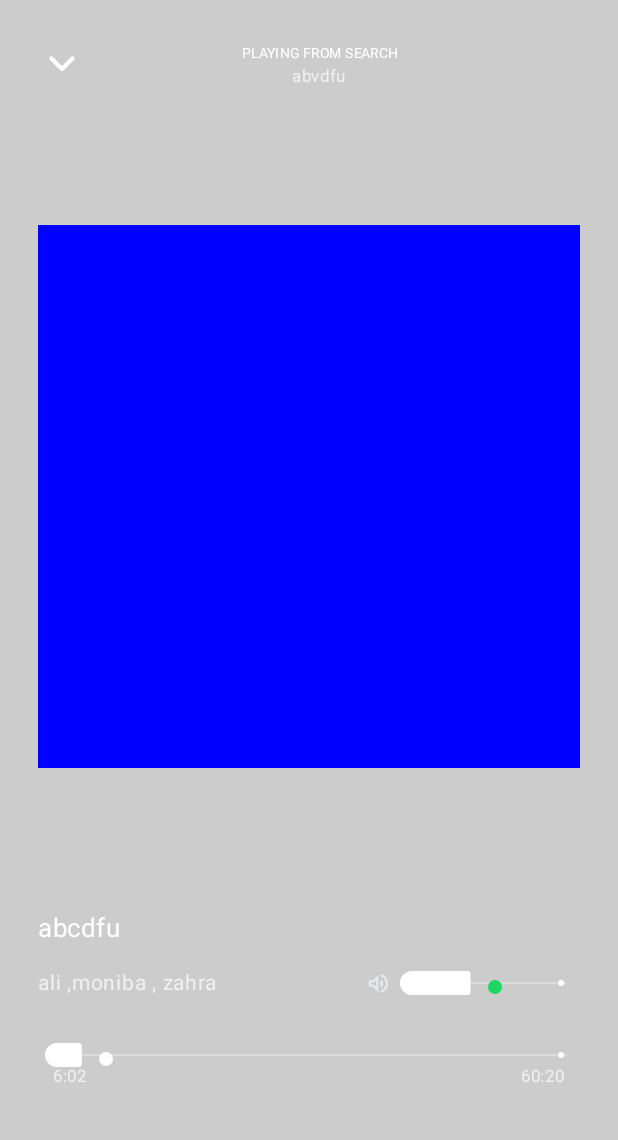
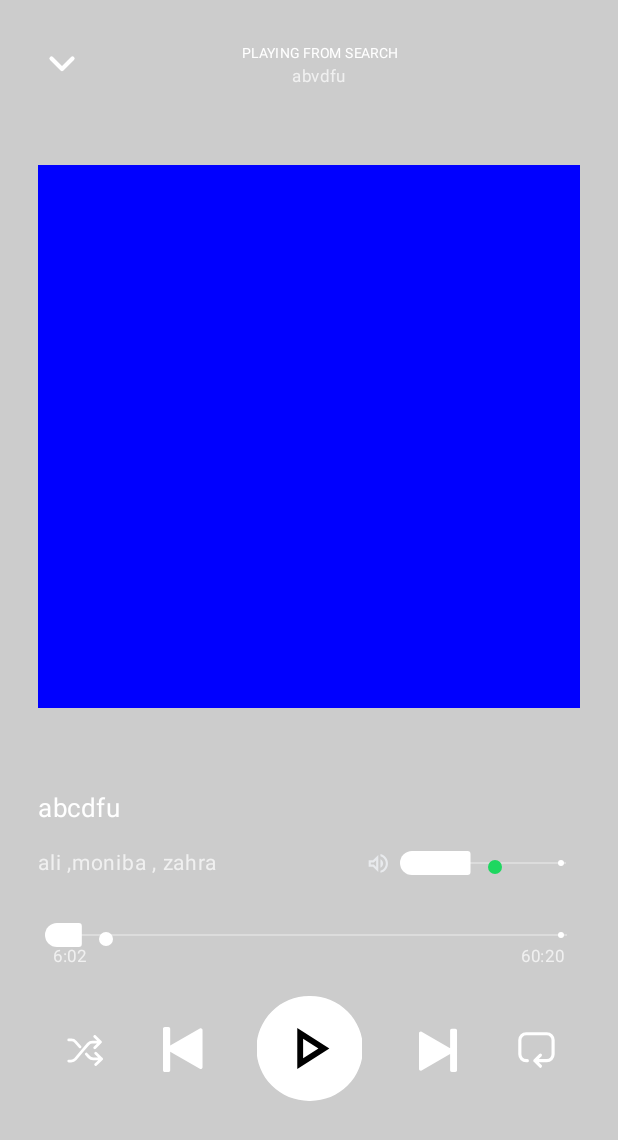
Before and after one commit to im-ali-f/spotify, an Android app built with Jetpack Compose: the HomeComp screen opened through its navigation route, on a phone screen of 412 x 824 dp. Shown: the top 1140 px of the screen. Run offline under Robolectric (Android 15) with nearby library versions, the phone set to English and light mode, and no system bars; our stand-ins replace Shimmer; libraries missing offline, so code that uses them is left out: com.spotify.android, com.spotify.protocol; pictures from the network do not load; 2 statements that could not run were skipped.

Commit message:
fix lots of things like skd

```diff
--- a/app/src/main/java/com/example/techsrcstudioc/Data/VMs/TrackViewModel.kt
+++ b/app/src/main/java/com/example/techsrcstudioc/Data/VMs/TrackViewModel.kt
@@ -56,7 +56,33 @@ class TrackViewModel(
     )
 
     var muted by mutableStateOf(false)
+    var shuffle by mutableStateOf(false)
+    var repeatNum by mutableStateOf(1)
+    var playing by mutableStateOf(false)
+
+
+
     var voloume by mutableStateOf(0.5f)
     var trackListened by mutableStateOf(0.1f)
 
+    var duration by mutableStateOf( 3620)
+    var mins by mutableStateOf(duration / 60)
+    var seconds by mutableStateOf(duration % 60)
+
+    fun calculatepassedTime(): String {
+        // Ensure trackListened is within the valid range (0.0 to 1.0)
+        val trackListenedPercentage = trackListened.coerceIn(0.0f, 1.0f)
+
+        // Calculate the passed time in milliseconds
+        val passedTimeMillis = (trackListenedPercentage * duration).toInt()
+
+        // Convert the passed time into minutes and seconds
+        val mins = (passedTimeMillis / 60).toInt()
+        val seconds = (passedTimeMillis % 60).toInt()
+
+        // Return formatted time as "minutes:seconds"
+        return String.format("%d:%02d", mins, seconds)
+
+    }
+
 }
--- a/app/src/main/java/com/example/techsrcstudioc/MainActivity.kt
+++ b/app/src/main/java/com/example/techsrcstudioc/MainActivity.kt
@@ -48,6 +48,7 @@ class MainActivity : ComponentActivity() {
     //dependency for permission + handle if not granted
     val TAG = "MainActivity -->"
     private val clientId = "36ec84b682f44b089afb62e40fd0e693"
+    //private val redirectUri = "http://192.168.1.103:3000/api/auth/spotify/callback"
     private val redirectUri = "http://192.168.1.103:3000"
 
     private var spotifyAppRemote: SpotifyAppRemote? = null
--- a/app/src/main/java/com/example/techsrcstudioc/TrackComp/TrackComp.kt
+++ b/app/src/main/java/com/example/techsrcstudioc/TrackComp/TrackComp.kt
@@ -5,6 +5,7 @@ import android.media.AudioManager
 import android.media.MediaPlayer
 import android.util.Log
 import android.widget.Toast
+import androidx.compose.foundation.Image
 import androidx.compose.foundation.background
 import androidx.compose.foundation.interaction.MutableInteractionSource
 import androidx.compose.foundation.layout.Arrangement
@@ -53,6 +54,7 @@ import androidx.compose.runtime.setValue
 import androidx.compose.ui.Alignment
 import androidx.compose.ui.Modifier
 import androidx.compose.ui.graphics.Color
+import androidx.compose.ui.layout.ContentScale
 import androidx.compose.ui.platform.LocalConfiguration
 import androidx.compose.ui.platform.LocalContext
 import androidx.compose.ui.platform.LocalDensity
@@ -67,12 +69,15 @@ import androidx.compose.ui.unit.dp
 import androidx.compose.ui.unit.sp
 import com.example.techsrcstudioc.Data.VMs.TrackViewModel
 import com.example.techsrcstudioc.R
+import com.example.techsrcstudioc.ui.theme.activatedBTN
 
 import com.example.techsrcstudioc.ui.theme.lightWhiteFontColor
 import com.example.techsrcstudioc.ui.theme.progressColor
 import com.example.techsrcstudioc.ui.theme.secondaryIconWhiteColor
+import com.example.techsrcstudioc.ui.theme.selectedBottomIcon
 import com.example.techsrcstudioc.ui.theme.thumbColor
 import com.example.techsrcstudioc.ui.theme.unProgressColor
+import com.example.techsrcstudioc.ui.theme.unselectedBottomIcon
 
 import com.spotify.android.appremote.api.ConnectionParams;
 import com.spotify.android.appremote.api.Connector;
@@ -87,7 +92,7 @@ import kotlinx.coroutines.launch
 @SuppressLint("UnusedMaterialScaffoldPaddingParameter", "UnrememberedMutableInteractionSource")
 @OptIn(ExperimentalMaterial3Api::class)
 @Composable
-fun TrackComp(contentPadding: PaddingValues , trackModel: TrackViewModel) {
+fun TrackComp(contentPadding: PaddingValues, trackModel: TrackViewModel) {
     val screenWidth = LocalConfiguration.current.screenWidthDp
     val screenHeight = LocalConfiguration.current.screenHeightDp
     val sheetState = rememberModalBottomSheetState(skipPartiallyExpanded = true)
@@ -179,7 +184,8 @@ fun TrackComp(contentPadding: PaddingValues , trackModel: TrackViewModel) {
                         Column(
                             Modifier
                                 .fillMaxWidth()
-                                .padding(bottom = 80.dp)) {
+                                .padding(bottom = 80.dp)
+                        ) {
                             Row(
                                 Modifier.fillMaxWidth(),
                                 verticalAlignment = Alignment.CenterVertically,
@@ -208,46 +214,51 @@ fun TrackComp(contentPadding: PaddingValues , trackModel: TrackViewModel) {
                                     color = lightWhiteFontColor
                                 )
 
-                                Row (Modifier.fillMaxWidth(), verticalAlignment = Alignment.CenterVertically){
+                                Row(
+                                    Modifier.fillMaxWidth(),
+                                    verticalAlignment = Alignment.CenterVertically
+                                ) {
                                     IconButton(
                                         modifier = Modifier
                                             .size(20.dp),
                                         onClick = {
-                                            if(trackModel.muted){
+                                            if (trackModel.muted) {
                                                 trackModel.muted = false
                                                 trackModel.voloume = 0.5f
-                                            }else{
+                                            } else {
                                                 trackModel.muted = true
                                                 trackModel.voloume = 0f
                                             }
                                         }) {
                                         Icon(
                                             modifier = Modifier.size(18.dp),
-                                            painter = painterResource(id = if(trackModel.muted) R.drawable.volume_off else R.drawable.volume_on),
+                                            painter = painterResource(id = if (trackModel.muted) R.drawable.volume_off else R.drawable.volume_on),
                                             contentDescription = null,
                                             tint = secondaryIconWhiteColor
                                         )
                                     }
                                     val interactionSource = MutableInteractionSource()
-                                    Box(contentAlignment = Alignment.Center){
-                                        Row (
+                                    Box(contentAlignment = Alignment.Center) {
+                                        Row(
                                             Modifier
                                                 .fillMaxWidth(0.85f)
                                                 .height(1.5.dp)
                                                 .background(
                                                     unProgressColor
-                                                )){}
+                                                )
+                                        ) {}
                                         androidx.compose.material3.Slider(
-                                            modifier = Modifier.semantics { contentDescription = "Localized Description" },
+                                            modifier = Modifier.semantics {
+                                                contentDescription = "Localized Description"
+                                            },
                                             value = trackModel.voloume,
                                             onValueChange = { trackModel.voloume = it },
                                             valueRange = 0f..1f,
                                             interactionSource = interactionSource,
                                             onValueChangeFinished = {
-                                                if(trackModel.voloume == 0f){
+                                                if (trackModel.voloume == 0f) {
                                                     trackModel.muted = true
-                                                }
-                                                else{
+                                                } else {
                                                     trackModel.muted = false
                                                 }
                                             },
@@ -266,9 +277,11 @@ fun TrackComp(contentPadding: PaddingValues , trackModel: TrackViewModel) {
                                             thumb = {
                                                 androidx.compose.material3.SliderDefaults.Thumb( //androidx.compose.material3.SliderDefaults
                                                     interactionSource = interactionSource,
-                                                    thumbSize = DpSize(9.dp,9.dp),
-                                                    modifier = Modifier.offset(y=6.dp, x = 5.dp),
-                                                    colors = SliderColors(thumbColor = thumbColor,activeTrackColor = progressColor,
+                                                    thumbSize = DpSize(9.dp, 9.dp),
+                                                    modifier = Modifier.offset(y = 6.dp, x = 5.dp),
+                                                    colors = SliderColors(
+                                                        thumbColor = thumbColor,
+                                                        activeTrackColor = progressColor,
                                                         activeTickColor = Color.Transparent,
                                                         inactiveTrackColor = Color.Transparent,
                                                         inactiveTickColor = Color.Transparent,
@@ -276,7 +289,8 @@ fun TrackComp(contentPadding: PaddingValues , trackModel: TrackViewModel) {
                                                         disabledActiveTrackColor = Color.Transparent,
                                                         disabledThumbColor = Color.Transparent,
                                                         disabledActiveTickColor = Color.Transparent,
-                                                        disabledInactiveTickColor = Color.Transparent,)
+                                                        disabledInactiveTickColor = Color.Transparent,
+                                                    )
                                                 )
                                             },
 
@@ -290,6 +304,94 @@ fun TrackComp(contentPadding: PaddingValues , trackModel: TrackViewModel) {
 
 
                             PercentageSlider(trackModel)
+                            //CONTROLL play
+                            Row(
+                                Modifier
+                                    .fillMaxWidth().padding(start = 15.dp , end = 15.dp),
+                                verticalAlignment = Alignment.CenterVertically,
+                                horizontalArrangement = Arrangement.SpaceBetween
+                            ) {
+                                //shuffle
+                                IconButton(
+                                    modifier = Modifier
+                                        .padding(bottom = 10.dp)
+                                        .size(30.dp),
+                                    onClick = {
+                                        trackModel.shuffle = true
+                                    }) {
+                                    androidx.compose.material3.Icon(
+                                        modifier = Modifier.size(25.dp),
+                                        painter = painterResource(id = R.drawable.shuffle),
+                                        contentDescription = null,
+                                        tint = if(trackModel.shuffle) activatedBTN else Color.White
+                                    )
+                                }
+                                //previous
+                                IconButton(
+                                    modifier = Modifier
+                                        .padding(bottom = 10.dp)
+                                        .size(30.dp),
+                                    onClick = {
+
+                                    }) {
+                                    androidx.compose.material3.Icon(
+                                        modifier = Modifier.size(30.dp),
+                                        painter = painterResource(id = R.drawable.previous),
+                                        contentDescription = null,
+                                        tint = Color.White
+                                    )
+                                }
+                                //play pause
+                                IconButton(
+                                    modifier = Modifier
+                                        .padding(bottom = 10.dp),
+                                    onClick = {
+                                        trackModel.playing =!trackModel.playing
+                                    }) {
+                                    Image(
+                                        modifier = Modifier.size(70.dp),
+                                        contentScale = ContentScale.Crop,
+                                        painter = painterResource(id = if(trackModel.playing) R.drawable.pausebig else R.drawable.playbig),
+                                        contentDescription = null,
+                                    )
+                                }
+                                //next
+                                IconButton(
+                                    modifier = Modifier
+                                        .padding(bottom = 10.dp)
+                                        .size(30.dp),
+                                    onClick = {
+
+                                    }) {
+                                    androidx.compose.material3.Icon(
+                                        modifier = Modifier.size(30.dp),
+                                        painter = painterResource(id = R.drawable.next),
+                                        contentDescription = null,
+                                        tint = Color.White
+                                    )
+                                }
+
+                                //shuffle
+                                IconButton(
+                                    modifier = Modifier
+                                        .padding(bottom = 10.dp)
+                                        .size(30.dp),
+                                    onClick = {
+                                         if(trackModel.repeatNum !=3){
+                                             trackModel.repeatNum++
+                                         }else{
+                                             trackModel.repeatNum = 1
+                                         }
+
+                                    }) {
+                                    androidx.compose.material3.Icon(
+                                        modifier = Modifier.size(25.dp),
+                                        painter = painterResource(id = if(trackModel.repeatNum ==1) R.drawable.repeat_off else if(trackModel.repeatNum ==2) R.drawable.repeat_off else R.drawable.repeat_current_music),
+                                        contentDescription = null,
+                                        tint = if(trackModel.repeatNum !=1) activatedBTN else Color.White
+                                    )
+                                }
+                            }
 
                         }
                     }
@@ -314,25 +416,24 @@ fun TrackComp(contentPadding: PaddingValues , trackModel: TrackViewModel) {
     }
 
 }
+
 @OptIn(ExperimentalMaterial3Api::class)
 @SuppressLint("UnrememberedMutableInteractionSource")
 @Composable
 fun PercentageSlider(trackModel: TrackViewModel) {
-    // State to hold the slider value
-    var duration = 3620
-    var mins = (duration/60).toInt()
-    var seconds = (duration%60).toInt()
+
 
     val interactionSource = MutableInteractionSource()
-    Row (Modifier.fillMaxWidth()){
-        Box(contentAlignment = Alignment.Center){
-            Row (
+    Row(Modifier.fillMaxWidth()) {
+        Box(contentAlignment = Alignment.Center) {
+            Row(
                 Modifier
                     .fillMaxWidth(0.95f)
                     .height(1.5.dp)
                     .background(
                         unProgressColor
-                    )){}
+                    )
+            ) {}
             androidx.compose.material3.Slider(
                 modifier = Modifier
                     .fillMaxWidth()
@@ -359,8 +460,8 @@ fun PercentageSlider(trackModel: TrackViewModel) {
                 thumb = {
                     androidx.compose.material3.SliderDefaults.Thumb( //androidx.compose.material3.SliderDefaults
                         interactionSource = interactionSource,
-                        thumbSize = DpSize(9.dp,9.dp),
-                        modifier = Modifier.offset(y=6.dp, x = 5.dp),
+                        thumbSize = DpSize(9.dp, 9.dp),
+                        modifier = Modifier.offset(y = 6.dp, x = 5.dp),
                         colors = SliderColors(
                             thumbColor = Color.White,
                             activeTrackColor = progressColor,
@@ -371,7 +472,8 @@ fun PercentageSlider(trackModel: TrackViewModel) {
                             disabledActiveTrackColor = Color.Transparent,
                             disabledThumbColor = Color.Transparent,
                             disabledActiveTickColor = Color.Transparent,
-                            disabledInactiveTickColor = Color.Transparent,)
+                            disabledInactiveTickColor = Color.Transparent,
+                        )
                     )
                 },
 
@@ -379,16 +481,23 @@ fun PercentageSlider(trackModel: TrackViewModel) {
 
         }
     }
-    Row (Modifier.fillMaxWidth().padding(start = 10.dp , end = 10.dp).offset(y=-18.dp), verticalAlignment = Alignment.CenterVertically, horizontalArrangement = Arrangement.SpaceBetween){
+    Row(
+        Modifier
+            .fillMaxWidth()
+            .padding(start = 10.dp, end = 10.dp)
+            .offset(y = -18.dp),
+        verticalAlignment = Alignment.CenterVertically,
+        horizontalArrangement = Arrangement.SpaceBetween
+    ) {
         Text(
-            text = "${calculatepassedTime(duration,trackModel)}",
+            text = "${trackModel.calculatepassedTime()}",
             fontSize = 11.sp,
             lineHeight = 16.sp,
             fontWeight = FontWeight(400),
             color = lightWhiteFontColor
         )
         Text(
-            text = "$mins:$seconds",
+            text = "${trackModel.mins}:${trackModel.seconds}",
             fontSize = 11.sp,
             lineHeight = 16.5.sp,
             fontWeight = FontWeight(400),
@@ -396,20 +505,14 @@ fun PercentageSlider(trackModel: TrackViewModel) {
         )
     }
 
+    Row(
+        Modifier.fillMaxWidth(),
+        verticalAlignment = Alignment.CenterVertically,
+        horizontalArrangement = Arrangement.SpaceBetween
+    ) {
+
+
+    }
+
 
 }
-fun calculatepassedTime(duration:Int , trackModel: TrackViewModel):String{
-    // Ensure trackListened is within the valid range (0.0 to 1.0)
-    val trackListenedPercentage = trackModel.trackListened.coerceIn(0.0f, 1.0f)
-
-    // Calculate the passed time in milliseconds
-    val passedTimeMillis = (trackListenedPercentage * duration).toInt()
-
-    // Convert the passed time into minutes and seconds
-    val mins = (passedTimeMillis / 60).toInt()
-    val seconds = (passedTimeMillis % 60).toInt()
-
-    // Return formatted time as "minutes:seconds"
-    return String.format("%d:%02d", mins, seconds)
-
-}
--- a/app/src/main/java/com/example/techsrcstudioc/ui/theme/Color.kt
+++ b/app/src/main/java/com/example/techsrcstudioc/ui/theme/Color.kt
@@ -30,3 +30,4 @@ val secondaryIconWhiteColor = Color(0xFFE8EAED)
 val thumbColor = Color(0xFF1ED760)
 val progressColor = Color(0xFFFFFFFF)
 val unProgressColor = Color(0x4DFFFFFF)
+val activatedBTN = Color(0xFF1ED760)
--- /dev/null
+++ b/app/src/main/res/drawable/next.xml
@@ -0,0 +1,9 @@
+<vector xmlns:android="http://schemas.android.com/apk/res/android"
+    android:width="22dp"
+    android:height="26dp"
+    android:viewportWidth="22"
+    android:viewportHeight="26">
+  <path
+      android:pathData="M-0,3.63L-0,24.268C-0,25.038 0.833,25.519 1.5,25.134L17.966,15.627V24.958C17.966,25.51 18.413,25.958 18.966,25.958H20.966C21.518,25.958 21.966,25.51 21.966,24.958L21.966,1.958C21.966,1.405 21.518,0.958 20.966,0.958H18.966C18.413,0.958 17.966,1.405 17.966,1.958L17.966,12.271L1.5,2.764C0.833,2.38 -0,2.861 -0,3.63Z"
+      android:fillColor="#ffffff"/>
+</vector>
--- /dev/null
+++ b/app/src/main/res/drawable/pausebig.xml
@@ -0,0 +1,15 @@
+<vector xmlns:android="http://schemas.android.com/apk/res/android"
+    android:width="71dp"
+    android:height="70dp"
+    android:viewportWidth="71"
+    android:viewportHeight="70">
+  <path
+      android:pathData="M70.292,35C70.292,54.33 54.622,70 35.292,70C15.962,70 0.292,54.33 0.292,35C0.292,15.67 15.962,0 35.292,0C54.622,0 70.292,15.67 70.292,35Z"
+      android:fillColor="#ffffff"/>
+  <path
+      android:pathData="M26.292,25C26.292,24.448 26.74,24 27.292,24H30.275C30.827,24 31.275,24.448 31.275,25V45C31.275,45.552 30.827,46 30.275,46H27.292C26.74,46 26.292,45.552 26.292,45V25Z"
+      android:fillColor="#121212"/>
+  <path
+      android:pathData="M39.309,25C39.309,24.448 39.757,24 40.309,24H43.292C43.844,24 44.292,24.448 44.292,25V45C44.292,45.552 43.844,46 43.292,46H40.309C39.757,46 39.309,45.552 39.309,45V25Z"
+      android:fillColor="#121212"/>
+</vector>
--- /dev/null
+++ b/app/src/main/res/drawable/playbig.xml
@@ -0,0 +1,12 @@
+<vector xmlns:android="http://schemas.android.com/apk/res/android"
+    android:width="71dp"
+    android:height="69dp"
+    android:viewportWidth="71"
+    android:viewportHeight="69">
+  <path
+      android:pathData="M34.792,0L35.792,0A34.5,34.5 0,0 1,70.292 34.5L70.292,34.5A34.5,34.5 0,0 1,35.792 69L34.792,69A34.5,34.5 0,0 1,0.292 34.5L0.292,34.5A34.5,34.5 0,0 1,34.792 0z"
+      android:fillColor="#ffffff"/>
+  <path
+      android:pathData="M27.125,47.917V21.083L48.209,34.5L27.125,47.917ZM30.959,40.921L41.021,34.5L30.959,28.079V40.921Z"
+      android:fillColor="#000000"/>
+</vector>
--- /dev/null
+++ b/app/src/main/res/drawable/previous.xml
@@ -0,0 +1,9 @@
+<vector xmlns:android="http://schemas.android.com/apk/res/android"
+    android:width="22dp"
+    android:height="25dp"
+    android:viewportWidth="22"
+    android:viewportHeight="25">
+  <path
+      android:pathData="M21.966,22.327L21.966,1.69C21.966,0.92 21.132,0.439 20.466,0.824L4,10.33V1C4,0.448 3.552,-0 3,-0H1C0.448,-0 0,0.448 0,1V24C0,24.552 0.448,25 1,25H3C3.552,25 4,24.552 4,24V13.686L20.466,23.193C21.132,23.578 21.966,23.097 21.966,22.327Z"
+      android:fillColor="#ffffff"/>
+</vector>
--- /dev/null
+++ b/app/src/main/res/drawable/repeat_current_music.xml
@@ -0,0 +1,15 @@
+<vector xmlns:android="http://schemas.android.com/apk/res/android"
+    android:width="24dp"
+    android:height="24dp"
+    android:viewportWidth="24"
+    android:viewportHeight="24">
+  <path
+      android:pathData="M10.792,18.75H18.292C20.501,18.75 22.292,16.959 22.292,14.75V5.75C22.292,3.541 20.501,1.75 18.292,1.75H5.292C3.083,1.75 1.292,3.541 1.292,5.75V14.75C1.292,16.959 3.083,18.75 5.292,18.75H6.042M10.792,18.75L14.292,15.25M10.792,18.75L14.292,22.25"
+      android:strokeWidth="2"
+      android:fillColor="#00000000"
+      android:strokeColor="#1ED760"
+      android:strokeLineCap="round"/>
+  <path
+      android:pathData="M12.896,6.374V13.647H11.579V7.656H11.536L9.835,8.743V7.536L11.643,6.374H12.896Z"
+      android:fillColor="#1ED760"/>
+</vector>
--- /dev/null
+++ b/app/src/main/res/drawable/repeat_off.xml
@@ -0,0 +1,12 @@
+<vector xmlns:android="http://schemas.android.com/apk/res/android"
+    android:width="24dp"
+    android:height="24dp"
+    android:viewportWidth="24"
+    android:viewportHeight="24">
+  <path
+      android:pathData="M11.292,18.75H18.792C21.001,18.75 22.792,16.959 22.792,14.75V5.75C22.792,3.541 21.001,1.75 18.792,1.75H5.792C3.583,1.75 1.792,3.541 1.792,5.75V14.75C1.792,16.959 3.583,18.75 5.792,18.75H6.542M11.292,18.75L14.792,15.25M11.292,18.75L14.792,22.25"
+      android:strokeWidth="2"
+      android:fillColor="#00000000"
+      android:strokeColor="#ffffff"
+      android:strokeLineCap="round"/>
+</vector>
--- /dev/null
+++ b/app/src/main/res/drawable/shuffle.xml
@@ -0,0 +1,13 @@
+<vector xmlns:android="http://schemas.android.com/apk/res/android"
+    android:width="27dp"
+    android:height="22dp"
+    android:viewportWidth="27"
+    android:viewportHeight="22">
+  <path
+      android:pathData="M1.959,18.5H3.611C4.783,18.5 5.896,17.986 6.656,17.094L12.027,10.789L15.761,6.406C16.521,5.514 17.634,5 18.806,5H24.459M24.459,5L20.459,1M24.459,5L20.459,9M1.959,3.5H3.785C4.931,3.5 6.023,3.992 6.782,4.852L9.923,8.407M25.292,17H19.318C18.171,17 17.079,16.508 16.32,15.648L14.459,13.541M25.292,17L21.144,21M25.292,17L21.144,13"
+      android:strokeLineJoin="round"
+      android:strokeWidth="2"
+      android:fillColor="#00000000"
+      android:strokeColor="#ffffff"
+      android:strokeLineCap="round"/>
+</vector>
```
